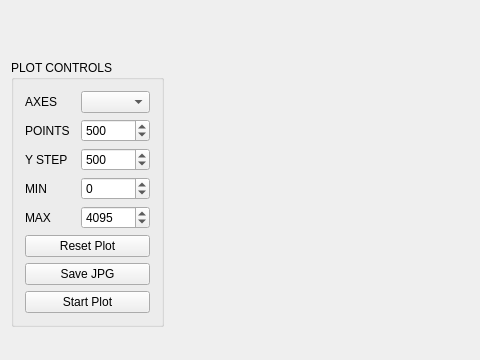
The window that mainwindow.ui (aronfeher/UART_Plotter) describes before a commit, drawn with Qt 5; both pictures show x 0 to 480 and y 260 to 620 of the 843 by 620 pixel window.
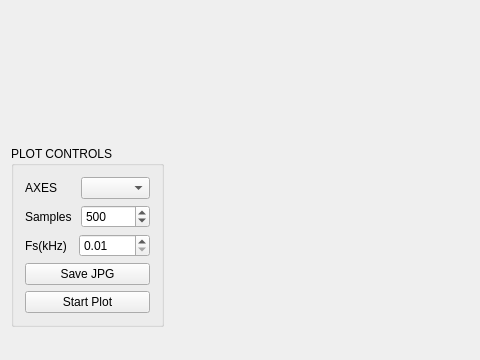
The same window after the commit.

Commit message:
Resolved PyQt GUI
TODO:

resolve vispy problem

Patch:
```diff
--- a/mainwindow.ui
+++ b/mainwindow.ui
@@ -339,7 +339,7 @@
                 </size>
                </property>
                <property name="text">
-                <string>POINTS</string>
+                <string>Samples</string>
                </property>
               </widget>
              </item>
@@ -371,96 +371,21 @@
             </layout>
            </item>
            <item>
-            <layout class="QHBoxLayout" name="horizontalLayout_9">
-             <item>
-              <widget class="QLabel" name="labelYStep">
-               <property name="minimumSize">
-                <size>
-                 <width>50</width>
-                 <height>0</height>
-                </size>
-               </property>
-               <property name="maximumSize">
-                <size>
-                 <width>50</width>
-                 <height>16777215</height>
-                </size>
-               </property>
-               <property name="text">
-                <string>Y STEP</string>
-               </property>
-              </widget>
-             </item>
-             <item>
-              <widget class="QSpinBox" name="spinYStep">
-               <property name="minimumSize">
-                <size>
-                 <width>69</width>
-                 <height>0</height>
-                </size>
-               </property>
-               <property name="maximumSize">
-                <size>
-                 <width>69</width>
-                 <height>16777215</height>
-                </size>
-               </property>
-               <property name="minimum">
-                <number>1</number>
-               </property>
-               <property name="maximum">
-                <number>10000</number>
-               </property>
-               <property name="singleStep">
-                <number>10</number>
-               </property>
-               <property name="value">
-                <number>500</number>
-               </property>
-              </widget>
-             </item>
-            </layout>
-           </item>
-           <item>
-            <layout class="QHBoxLayout" name="horizontalLayout_7">
+            <layout class="QHBoxLayout" name="horizontalLayout_11">
              <item>
               <widget class="QLabel" name="label">
-               <property name="minimumSize">
-                <size>
-                 <width>50</width>
-                 <height>0</height>
-                </size>
-               </property>
-               <property name="maximumSize">
-                <size>
-                 <width>50</width>
-                 <height>16777215</height>
-                </size>
-               </property>
                <property name="text">
-                <string>MIN</string>
+                <string>Fs(kHz)</string>
                </property>
               </widget>
              </item>
              <item>
-              <widget class="QSpinBox" name="spinAxesMin">
-               <property name="minimumSize">
-                <size>
-                 <width>69</width>
-                 <height>0</height>
-                </size>
-               </property>
-               <property name="maximumSize">
-                <size>
-                 <width>69</width>
-                 <height>16777215</height>
-                </size>
-               </property>
+              <widget class="QDoubleSpinBox" name="doubleSpinBox">
                <property name="minimum">
-                <number>-65536</number>
+                <double>0.010000000000000</double>
                </property>
                <property name="maximum">
-                <number>65536</number>
+                <double>1000.000000000000000</double>
                </property>
                <property name="singleStep">
                 <number>10</number>
@@ -470,62 +395,13 @@
             </layout>
            </item>
            <item>
-            <layout class="QHBoxLayout" name="horizontalLayout_8">
-             <item>
-              <widget class="QLabel" name="label_2">
-               <property name="minimumSize">
-                <size>
-                 <width>50</width>
-                 <height>0</height>
-                </size>
-               </property>
-               <property name="maximumSize">
-                <size>
-                 <width>50</width>
-                 <height>16777215</height>
-                </size>
-               </property>
-               <property name="text">
-                <string>MAX</string>
-               </property>
-              </widget>
-             </item>
-             <item>
-              <widget class="QSpinBox" name="spinAxesMax">
-               <property name="minimumSize">
-                <size>
-                 <width>69</width>
-                 <height>0</height>
-                </size>
-               </property>
-               <property name="maximumSize">
-                <size>
-                 <width>69</width>
-                 <height>16777215</height>
-                </size>
-               </property>
-               <property name="minimum">
-                <number>-65536</number>
-               </property>
-               <property name="maximum">
-                <number>65536</number>
-               </property>
-               <property name="singleStep">
-                <number>10</number>
-               </property>
-               <property name="value">
-                <number>4095</number>
-               </property>
-              </widget>
-             </item>
-            </layout>
+            <layout class="QHBoxLayout" name="horizontalLayout_9"/>
            </item>
            <item>
-            <widget class="QPushButton" name="resetPlotButton">
-             <property name="text">
-              <string>Reset Plot</string>
-             </property>
-            </widget>
+            <layout class="QHBoxLayout" name="horizontalLayout_7"/>
+           </item>
+           <item>
+            <layout class="QHBoxLayout" name="horizontalLayout_8"/>
            </item>
            <item>
             <widget class="QPushButton" name="saveJPGButton">
```
Left out of the diff: 3 changed lines with no effect on the pictures. The commit also changes 1 other file.
